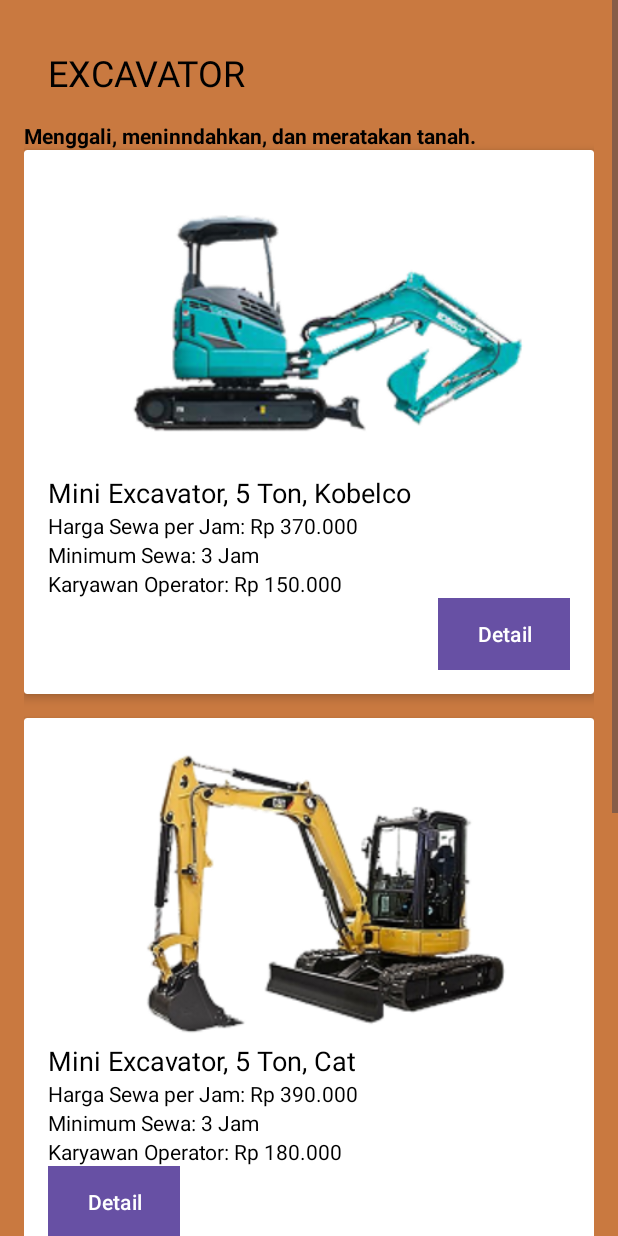
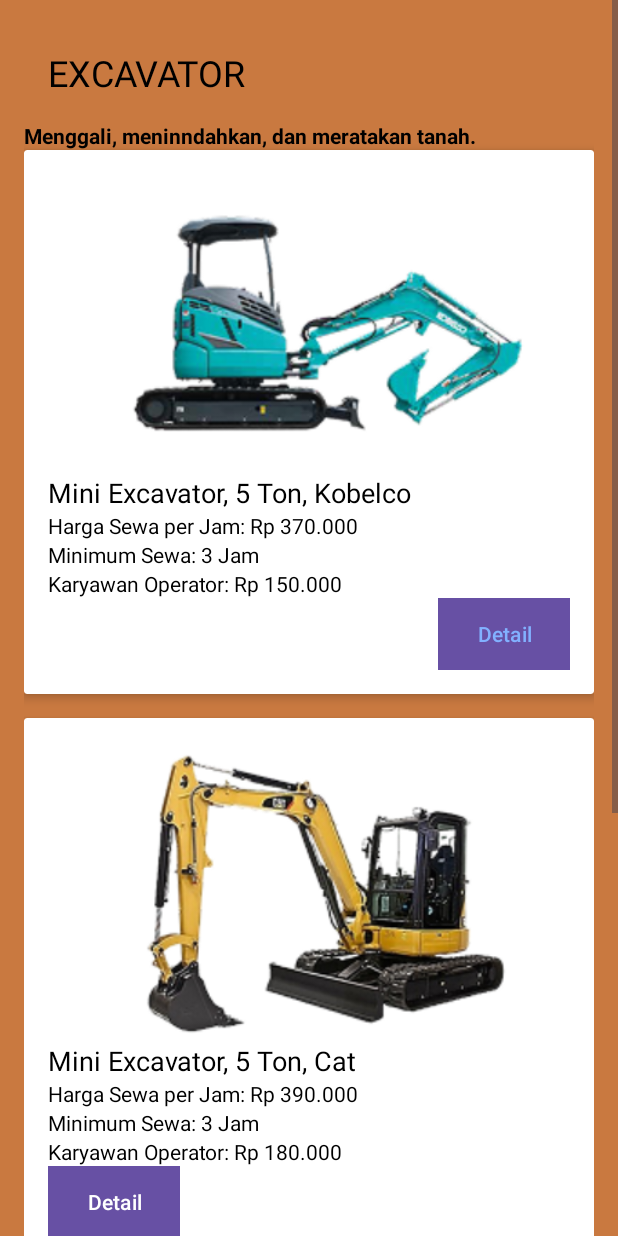
Before and after one commit to bonraizen/ALBER2, an Android app: the bucketexca screen opened directly, with no data from a screen before it, on a phone screen of 412 x 824 dp. Run offline under Robolectric (Android 15) with nearby library versions, the phone set to English and light mode, and no system bars.

Commit message:
initial commit

```diff
--- a/app/src/main/java/com/example/alber2/bucketexca.java
+++ b/app/src/main/java/com/example/alber2/bucketexca.java
@@ -31,8 +31,8 @@ public class bucketexca extends AppCompatActivity {
         detexcatnklbco.setOnClickListener(new View.OnClickListener() {
             @Override
             public void onClick(View v) {
-                Intent detilexca5tnklbco = new Intent(bucketexca.this,dtMiniExc5tn_kblco.class);
-                startActivity(detilexca5tnklbco);
+                Intent detilexcatnklbco = new Intent(bucketexca.this,dtMiniExc5tn_kblco.class);
+                startActivity(detilexcatnklbco);
             }
         });
 
--- a/app/src/main/res/layout/activity_bucketexca.xml
+++ b/app/src/main/res/layout/activity_bucketexca.xml
@@ -85,7 +85,7 @@
                     android:layout_gravity="end"
                     android:background="@color/blue_button"
                     android:text="Detail"
-                    android:textColor="#FFFFFF" />
+                    android:textColor="#82B1FF" />
             </LinearLayout>
         </androidx.cardview.widget.CardView>
 
```
